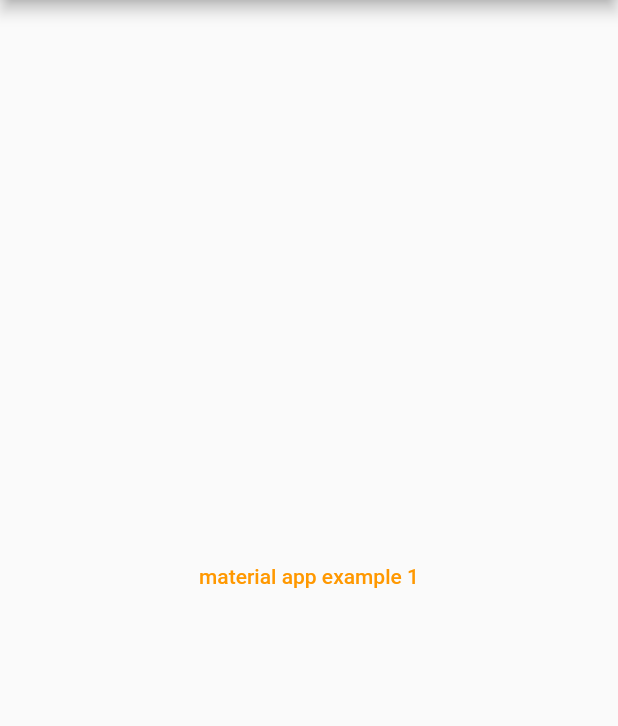
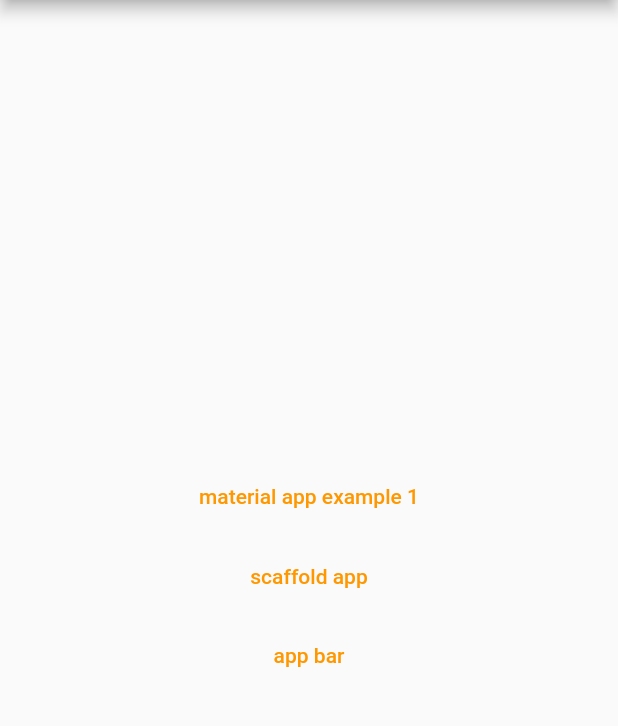
Before and after one commit to simonyang81/practice_flutter, a Flutter app: the screen it shows after launch, on a phone screen of 412 x 824 dp, the part 84-810 px from its top. Run offline on Flutter 3.47's test engine with Material 2 defaults, Android fonts, the phone set to English and light mode, and no system bars; our stand-ins replace get; missing offline and left inert: f_logs.

Commit message:
Scaffold & AppBar Example

```diff
--- a/lib/main.dart
+++ b/lib/main.dart
@@ -54,6 +54,18 @@ class _MyHomePageState extends State<MyHomePage> {
               Get.toNamed(Routes.materialAppExample1);
             }, child: const Text('material app example 1')),
 
+            const SizedBox(height: 5,),
+
+            TextButton(onPressed: () {
+              Get.toNamed(Routes.scaffoldExample);
+            }, child: const Text('scaffold app')),
+
+            const SizedBox(height: 5,),
+
+            TextButton(onPressed: () {
+              Get.toNamed(Routes.appBarExample);
+            }, child: const Text('app bar')),
+
           ],
         ),
       ),
--- a/lib/routes/pages.dart
+++ b/lib/routes/pages.dart
@@ -9,8 +9,10 @@
 ///
 
 import 'package:get/get.dart';
-import 'package:practice_flutter/material_app_example/material_app_example1.dart';
 
+import '../app_bar_example/app_bar_example.dart';
+import '../material_app_example/material_app_example1.dart';
+import '../scaffold_example/scaffold_example.dart';
 import 'routes.dart';
 
 class Pages {
@@ -22,6 +24,17 @@ class Pages {
         page: () => const MaterialAppExample1(),
         transition: Transition.rightToLeft),
 
+
+    GetPage(
+        name: Routes.scaffoldExample,
+        page: () => const ScaffoldExample(),
+        transition: Transition.rightToLeft),
+
+    GetPage(
+        name: Routes.appBarExample,
+        page: () => const AppBarExample(),
+        transition: Transition.rightToLeft),
+
   ];
 
 
--- a/lib/routes/routes.dart
+++ b/lib/routes/routes.dart
@@ -15,6 +15,8 @@ abstract class Routes {
   static const main                 = '/main';
 
   static const materialAppExample1    = '/material-app-example-1';
+  static const scaffoldExample        = '/scaffold-example';
+  static const appBarExample          = '/app-bar-example';
 
 
 }
```
Also changed, not shown: lib/app_bar_example/app_bar_example.dart (added, +96 -0 lines), lib/material_app_example/material_app_example1.dart (+25 -21 lines), lib/scaffold_example/scaffold_example.dart (added, +74 -0 lines).
